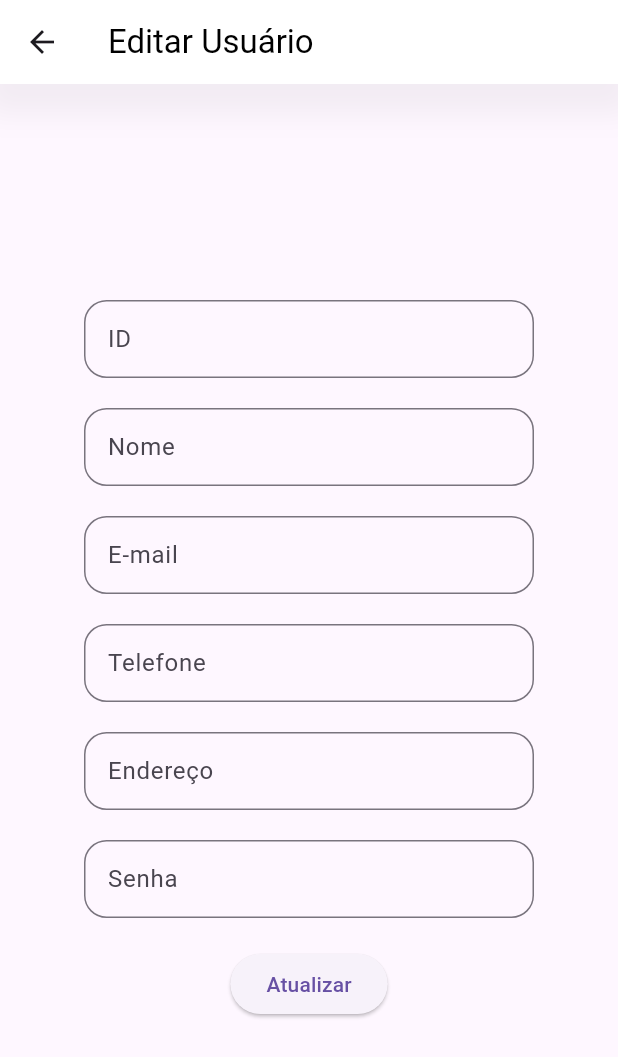
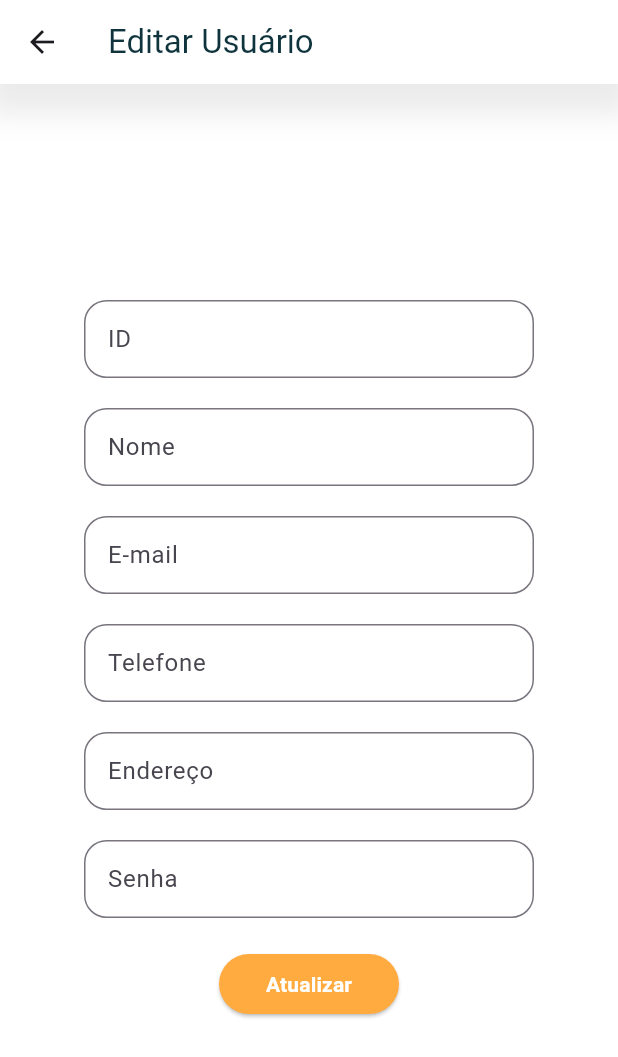
Before and after one commit to Pedro-Tuto/petshop-app, a Flutter app: the UserUpdatePage screen opened by its route, on a phone screen of 412 x 824 dp. Shown: the top 1057 px of the screen. Run offline on Flutter 3.47's test engine with Material 3 defaults, Android fonts, the phone set to English and light mode, and no system bars; accounts and stored records are empty.

Commit message:
Ajuste das telas de CRUD para User

```diff
--- a/lib/main.dart
+++ b/lib/main.dart
@@ -51,8 +51,6 @@
 class _MyHomePageState extends State<MyHomePage> {
   @override
   Widget build(BuildContext context) {
-    final screenSize = MediaQuery.of(context).size;
-    final screenWidth = screenSize.width;
 
     return Scaffold(
       backgroundColor: Colors.white,
--- a/lib/pages/user_update_page.dart
+++ b/lib/pages/user_update_page.dart
@@ -1,5 +1,6 @@
 import 'package:flutter/material.dart';
 import 'package:openapi/api.dart';
+import 'package:petshop/constants/Color.dart';
 import 'package:petshop/request.dart';
 
 class UserUpdatePage extends StatefulWidget {
@@ -19,7 +20,6 @@
   final phoneController = TextEditingController();
   final addressController = TextEditingController();
   final passwordController = TextEditingController();
-
 
   void updateUser() async {
     final userUpdate = UserUpdate.fromJson(form);
@@ -56,14 +56,16 @@
   @override
   Widget build(BuildContext context) {
     return Scaffold(
+      backgroundColor: CustomColor.Background,
 
       //AppBar
       appBar: PreferredSize(
         preferredSize: const Size.fromHeight(kToolbarHeight),
         child: Container(
-            decoration: const BoxDecoration(color: Colors.white, boxShadow: [
+            decoration:
+                const BoxDecoration(color: CustomColor.Background, boxShadow: [
               BoxShadow(
-                color: Color(0x0C000000),
+                color: CustomColor.Shadow,
                 blurRadius: 15,
                 spreadRadius: 10,
                 offset: Offset(0, 10),
@@ -72,7 +74,7 @@
             child: AppBar(
               title: const Text(
                 "Editar Usuário",
-                style: TextStyle(color: Colors.black),
+                style: TextStyle(color: CustomColor.Text4,),
               ),
               backgroundColor: Colors.white,
               elevation: 0,
@@ -96,14 +98,14 @@
                   labelText: "ID",
                   border: OutlineInputBorder(
                     borderSide: BorderSide(
-                      color: Colors.black,
+                      color: CustomColor.Text1,
                     ),
                     borderRadius: BorderRadius.all(Radius.circular(15)),
                   ),
                 ),
                 onChanged: (value) {
-                      userId = int.tryParse(value) ?? -1;
-                  },
+                  userId = int.tryParse(value) ?? -1;
+                },
               ),
             ),
             Padding(
@@ -121,7 +123,7 @@
                     labelText: "Nome",
                     border: OutlineInputBorder(
                       borderSide: BorderSide(
-                        color: Colors.black,
+                        color: CustomColor.Text1,
                       ),
                       borderRadius: BorderRadius.all(Radius.circular(15)),
                     ),
@@ -145,7 +147,7 @@
                   labelText: "E-mail",
                   border: OutlineInputBorder(
                     borderSide: BorderSide(
-                      color: Colors.black,
+                      color: CustomColor.Text1,
                     ),
                     borderRadius: BorderRadius.all(Radius.circular(15)),
                   ),
@@ -170,7 +172,7 @@
                     labelText: "Telefone",
                     border: OutlineInputBorder(
                       borderSide: BorderSide(
-                        color: Colors.black,
+                        color: CustomColor.Text1,
                       ),
                       borderRadius: BorderRadius.all(Radius.circular(15)),
                     ),
@@ -194,7 +196,7 @@
                   labelText: "Endereço",
                   border: OutlineInputBorder(
                     borderSide: BorderSide(
-                      color: Colors.black,
+                      color: CustomColor.Text1,
                     ),
                     borderRadius: BorderRadius.all(Radius.circular(15)),
                   ),
@@ -219,7 +221,7 @@
                     labelText: "Senha",
                     border: OutlineInputBorder(
                       borderSide: BorderSide(
-                        color: Colors.black,
+                        color: CustomColor.Text1,
                       ),
                       borderRadius: BorderRadius.all(Radius.circular(15)),
                     ),
@@ -230,9 +232,22 @@
                 ),
               ),
             ),
-            ElevatedButton(
-              onPressed: updateUser,
-              child: Text("Atualizar"),
+            SizedBox(
+              width: 120,
+              child: ElevatedButton(
+                onPressed: updateUser,
+                style: ElevatedButton.styleFrom(
+                  backgroundColor: CustomColor.Text2,
+                ),
+                child: const Text(
+                  "Atualizar",
+                  style: TextStyle(
+                    fontSize: 14,
+                    fontWeight: FontWeight.bold,
+                    color: CustomColor.Text3,
+                  ),
+                ),
+              ),
             ),
           ],
         ),
```
Also changed, not shown: lib/pages/user_create_page.dart (+28 -12 lines), lib/pages/user_delete_page.dart (+33 -13 lines), lib/pages/user_info_page.dart (+9 -3 lines).
